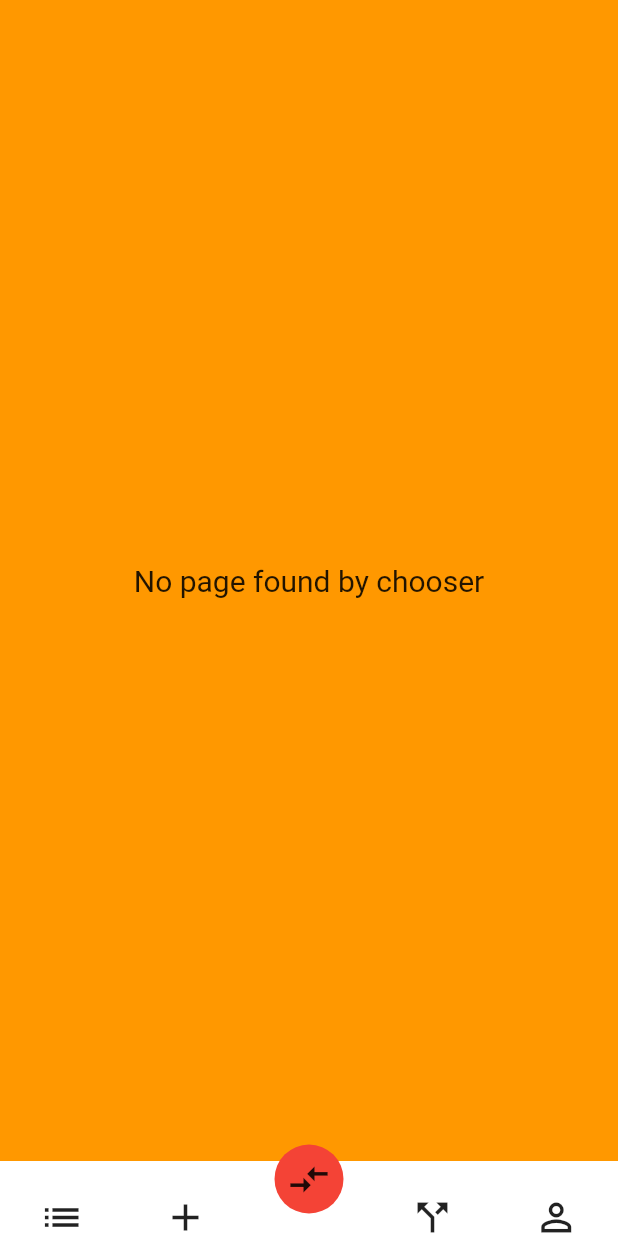
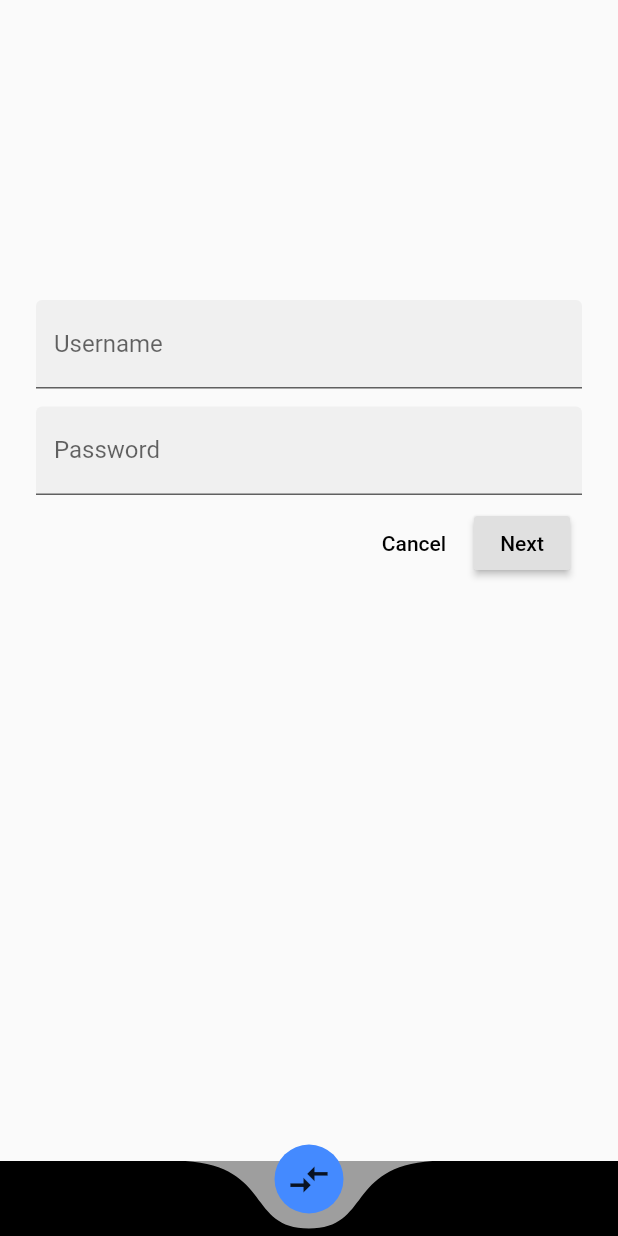
Before and after one commit to AitorSoto/Proyecto-Flutter-TodoList, a Flutter app: the screen it shows after launch, item 3 of the bottom bar chosen, on a phone screen of 412 x 824 dp. Run offline on Flutter 3.47's test engine with Material 2 defaults, Android fonts, the phone set to English and light mode, and no system bars; drawn by our look-alikes of curved_navigation_bar; our stand-ins replace sqflite; accounts and stored records are empty.

Commit message:
Añado el dark mode!! :D

```diff
--- /dev/null
+++ b/lib/Screens/loginpage.dart
@@ -0,0 +1,53 @@
+import 'package:flutter/material.dart';
+
+class LoginPage extends StatefulWidget {
+  @override
+  _LoginPageState createState() => _LoginPageState();
+}
+
+class _LoginPageState extends State<LoginPage> {
+  @override
+  Widget build(BuildContext context) {
+    return Scaffold(
+      body: SafeArea(
+        child: ListView(
+          padding: EdgeInsets.symmetric(horizontal: 24.0),
+          children: <Widget>[
+            SizedBox(height: 80.0),
+
+            //*Username starts here
+            SizedBox(height: 120.0),
+            TextField(
+              decoration: InputDecoration(
+                labelText: 'Username',
+                filled: true,
+              ),
+            ),
+
+            //*Password starts here
+            SizedBox(height: 12.0),
+            TextField(
+              decoration: InputDecoration(
+                labelText: 'Password',
+                filled: true,
+              ),
+              obscureText: true,
+            ),
+            ButtonBar(
+              children: <Widget>[
+                FlatButton(
+                  child: Text('Cancel'),
+                  onPressed: () {},
+                ),
+                RaisedButton(
+                  child: Text('Next'),
+                  onPressed: () {},
+                )
+              ],
+            )
+          ],
+        ),
+      ),
+    );
+  }
+}
--- a/lib/Screens/todolist.dart
+++ b/lib/Screens/todolist.dart
@@ -30,7 +30,6 @@ class TodoListState extends State {
       itemCount: count,
       itemBuilder: (BuildContext context, int position) {
         return Card(
-          color: Colors.white,
           elevation: 2.0,
           child: ListTile(
               leading: CircleAvatar(
--- a/lib/Screens/todomain.dart
+++ b/lib/Screens/todomain.dart
@@ -2,15 +2,15 @@ import 'package:TodosApp/Screens/todolist.dart';
 import 'package:flutter/material.dart';
 
 class TodoMain extends StatelessWidget {
-  // This widget is the root of your application.
+  // This widget is the root of your application
+
   @override
   Widget build(BuildContext context) {
     return MaterialApp(
       debugShowCheckedModeBanner: false,
       title: 'Todos',
-      theme: ThemeData(
-        primarySwatch: Colors.deepOrange,
-      ),
+      theme: ThemeData(),
+      darkTheme: ThemeData.dark(),
       home: MyHomePage(title: 'Todos'),
     );
   }
--- a/lib/main.dart
+++ b/lib/main.dart
@@ -1,3 +1,5 @@
+import 'package:TodosApp/Screens/loginpage.dart';
+import 'package:TodosApp/Screens/todosettings.dart';
 import 'package:flutter/material.dart';
 import 'package:curved_navigation_bar/curved_navigation_bar.dart';
 import 'package:flutter/services.Dart';
@@ -13,10 +15,14 @@ class BottomNavBar extends StatefulWidget {
 }
 
 class _BottomNavBarState extends State<BottomNavBar> {
+  Brightness brightness = Brightness.dark;
+
   int pageIndex = 0;
   GlobalKey _bottomNavigationKey = GlobalKey();
-  final TodoMain todoMain = TodoMain();
+  TodoMain todoMain = TodoMain();
   final TodoDetail todoDetail = TodoDetail(Todo('', 3, ''));
+  final TodoSettings todoSettings = TodoSettings();
+  final LoginPage loginPage = LoginPage();
 
   Widget _showPage = new TodoMain();
   Widget _pageChooser(int page) {
@@ -27,6 +33,11 @@ class _BottomNavBarState extends State<BottomNavBar> {
       case 1:
         return todoDetail;
         break;
+      case 2:
+        return loginPage;
+        break;
+      case 4:
+        return todoSettings;
       default:
         return Container(
             child: new Center(
@@ -40,7 +51,11 @@ class _BottomNavBarState extends State<BottomNavBar> {
   @override
   Widget build(BuildContext context) {
     _portraitModeOnly();
-    return Scaffold(
+    return MaterialApp(
+        // Should be surrounded by a MaterialApp to work fine
+        theme: ThemeData(),
+        darkTheme: ThemeData.dark(), // To convert all the app to Dark mode :D
+        home: Scaffold(
             bottomNavigationBar: CurvedNavigationBar(
               key: _bottomNavigationKey,
               index: pageIndex,
@@ -52,9 +67,9 @@ class _BottomNavBarState extends State<BottomNavBar> {
                 Icon(Icons.call_split, size: 30),
                 Icon(Icons.perm_identity, size: 30),
               ],
-          color: Colors.white,
-          buttonBackgroundColor: Colors.red,
-          backgroundColor: Colors.white,
+              color: Colors.black,
+              buttonBackgroundColor: Colors.blueAccent,
+              backgroundColor: Colors.grey,
               animationCurve: Curves.easeInOut,
               animationDuration: Duration(milliseconds: 400),
               onTap: (int tappedIndex) {
@@ -66,7 +81,7 @@ class _BottomNavBarState extends State<BottomNavBar> {
             body: Container(
               color: Colors.orange,
               child: Center(child: _showPage),
-        ));
+            )));
   }
 
   void _portraitModeOnly() {
--- a/pubspec.yaml
+++ b/pubspec.yaml
@@ -14,6 +14,7 @@ dependencies:
   intl: ^0.15.7
   fluttertoast: ^3.0.0
   curved_navigation_bar: ^0.3.2
+  provider: ^2.0.1
 
   # The following adds the Cupertino Icons font to your application.
   # Use with the CupertinoIcons class for iOS style icons.
```
Also changed, not shown: lib/Screens/tododetail.dart (+12 -8 lines), lib/Screens/todosettings.dart (added, +26 -0 lines), pubspec.lock. Lines whose indentation alone changed are shown as unchanged.
